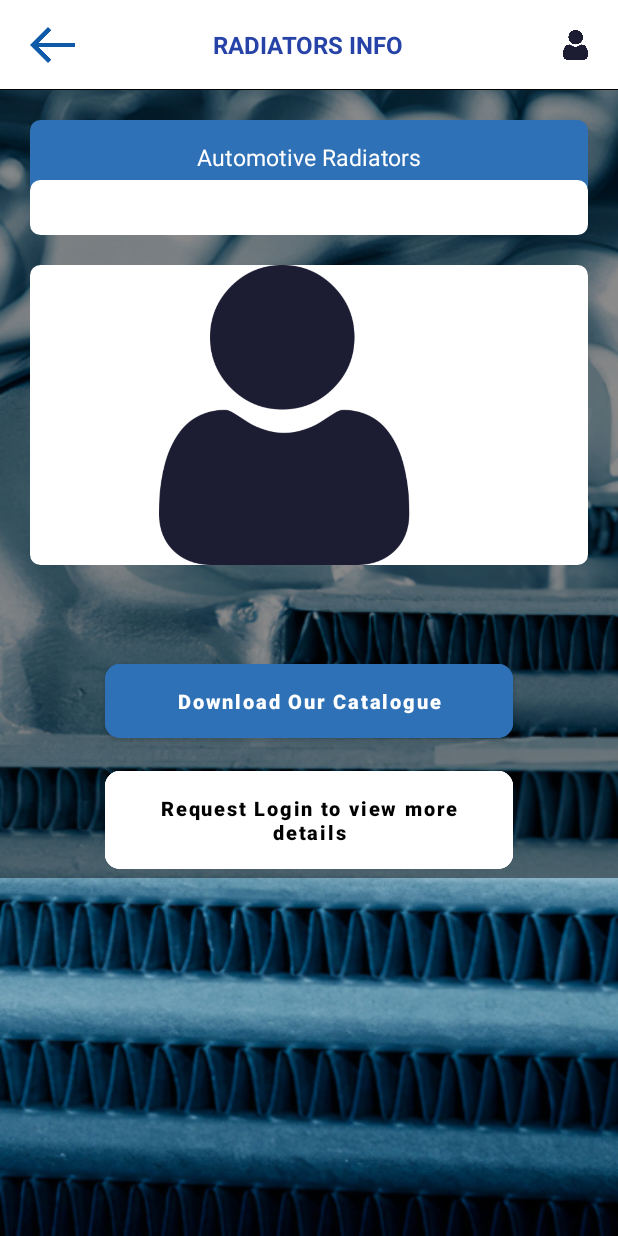
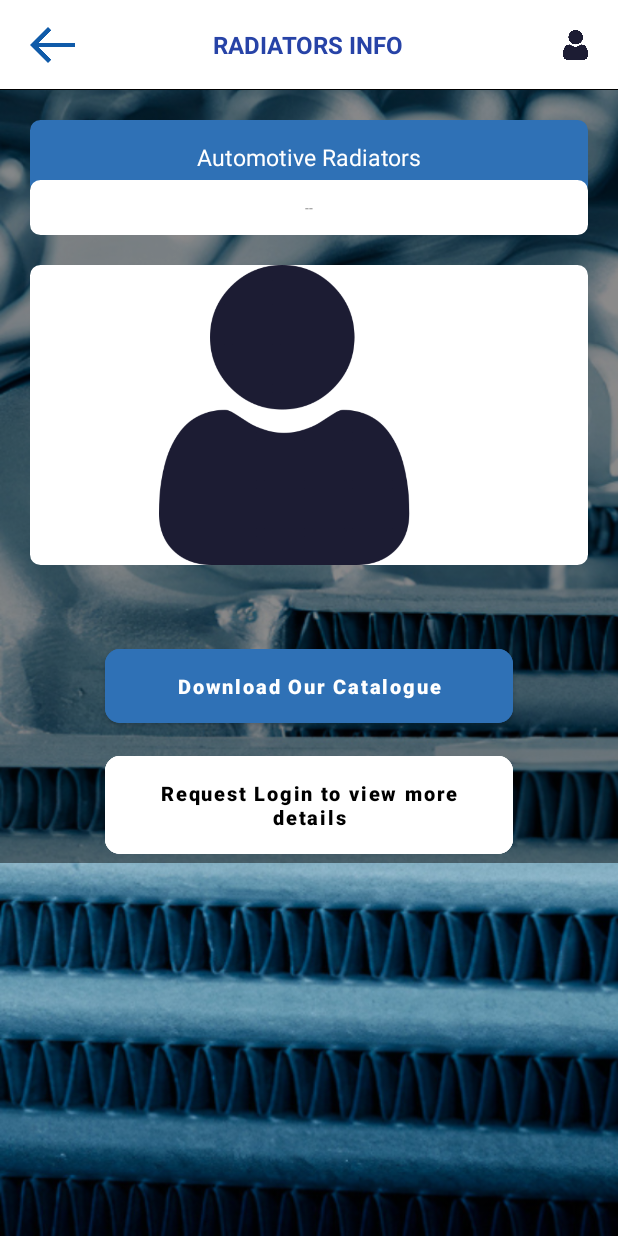
Before and after one commit to Bluerayws2020/Siyam-Last, an Android app: the RadiatorsInfoActivity screen opened directly, with no data from a screen before it, on a phone screen of 412 x 824 dp. Run offline under Robolectric (Android 15) with nearby library versions, the phone set to English and light mode, and no system bars; pictures from the network do not load.

Commit message:
ayham commit

```diff
--- a/app/src/main/res/layout/activity_radiators.xml
+++ b/app/src/main/res/layout/activity_radiators.xml
@@ -129,10 +129,13 @@
             android:layout_marginStart="10dp"
             android:layout_marginEnd="10dp"
             android:layout_marginTop="10dp"
+            tools:itemCount="10"
+            tools:listitem="@layout/item_radiators"
             app:layout_constraintLeft_toLeftOf="parent"
             app:layout_constraintRight_toRightOf="parent"
             app:layout_constraintTop_toBottomOf="@+id/search_btn"
-            app:layoutManager="androidx.recyclerview.widget.LinearLayoutManager" />
+            app:spanCount="2"
+            app:layoutManager="androidx.recyclerview.widget.GridLayoutManager" />
 
 <!--        <ProgressBar-->
 <!--            android:id="@+id/progressBarUserInstitution"-->
--- a/app/src/main/res/layout/activity_radiators_info.xml
+++ b/app/src/main/res/layout/activity_radiators_info.xml
@@ -46,9 +46,9 @@
             app:layout_constraintTop_toBottomOf="@+id/include_tab"
         android:layout_marginTop="20dp"
         android:text="@string/automotive_radiators"
-        android:textColorHint="@color/white"
+            android:textColorHint="@color/white"
         android:textColor="@color/white"
-        android:gravity="center"
+        android:gravity="center_vertical|center_horizontal"
         android:textSize="15sp"
         />
 
@@ -89,11 +89,11 @@
         android:layout_marginTop="20dp"
         android:backgroundTint="@color/white"
         android:src="@drawable/siyamlogo"
-
         />
 
 
     <androidx.recyclerview.widget.RecyclerView
+        android:visibility="gone"
         android:id="@+id/rvImgs"
         android:layout_width="match_parent"
         android:layout_height="wrap_content"
```
Also changed, not shown: app/src/main/java/com/example/siyam/activities/RadiatorsInfoActivity.kt (+9 -3 lines), app/src/main/res/layout/item_radiators.xml (+6 -16 lines).
